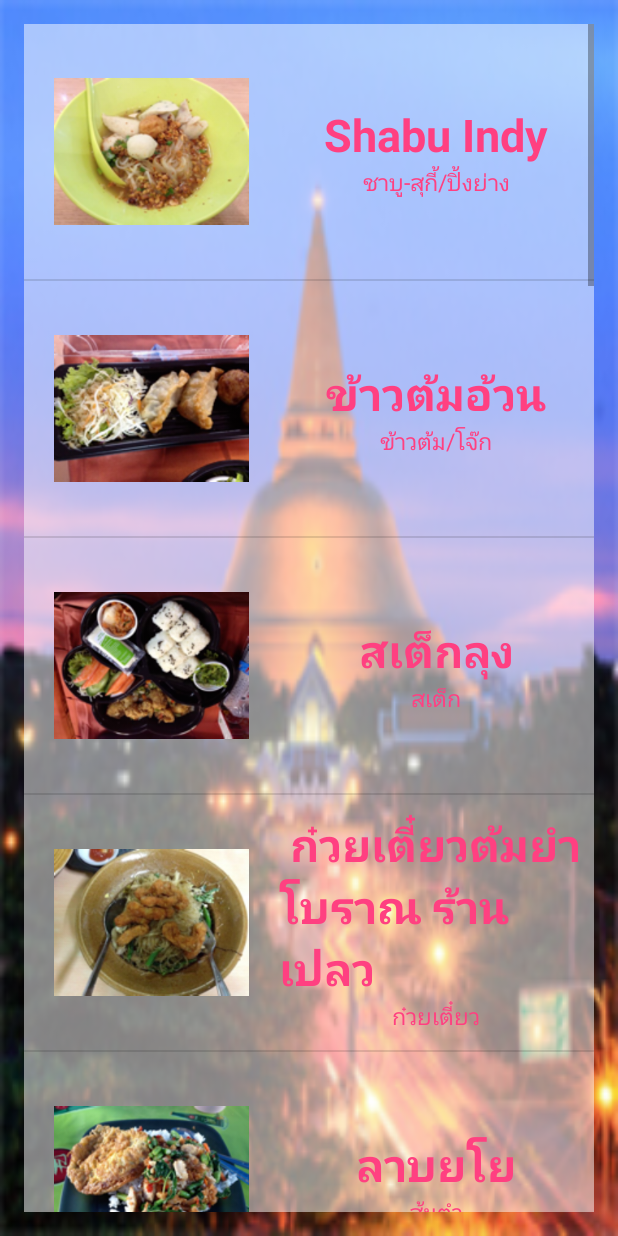
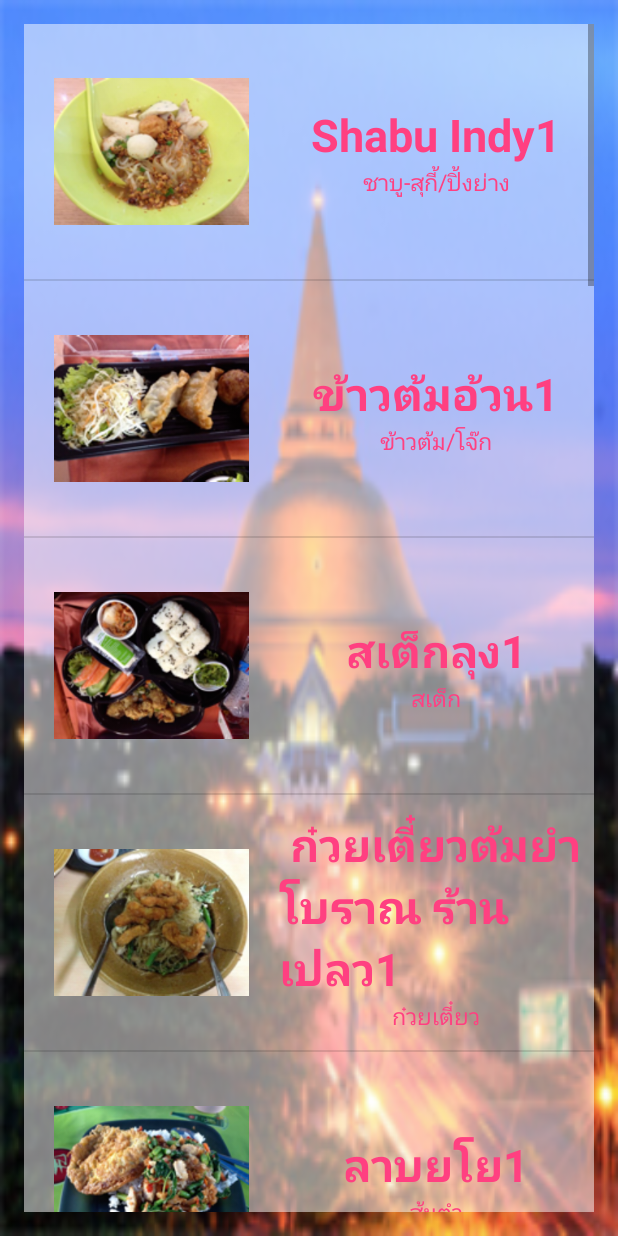
Before and after one commit to kamonchat/MumAroi, an Android app: the screen it shows after launch (RestaurList), after a tap on "แสดงร้านอาหาร", on a phone screen of 412 x 824 dp. Run offline under Robolectric (Android 15) with nearby library versions, the phone set to English and light mode, and no system bars.

Commit message:
update SQlife

```diff
--- a/app/src/main/java/npru/sangarun/kamonchat/mumaroi/MapsActivity.java
+++ b/app/src/main/java/npru/sangarun/kamonchat/mumaroi/MapsActivity.java
@@ -60,5 +60,12 @@
         //Create Center Map
         mMap.moveCamera(CameraUpdateFactory.newLatLngZoom(centerLatLng, 16));
 
+        //Create Marker for shop
+        mMap.addMarker(new MarkerOptions()
+        .position(centerLatLng)
+        .title(centerString));
+
+
+
     }   // onMapReady
 }   // Main Class
--- a/app/src/main/java/npru/sangarun/kamonchat/mumaroi/MyOpenHelper.java
+++ b/app/src/main/java/npru/sangarun/kamonchat/mumaroi/MyOpenHelper.java
@@ -34,27 +34,27 @@
         db.execSQL(CREATE_RESTAURANT_TABLE);
 
         String[] strCreate = new String[21];
-        strCreate[0] = "insert into restaurantTABLE VALUES (null,'ชาบู-สุกี้/ปิ้งย่าง', 'Shabu Indy', 0, 'Detail1', 'Potenial1', 13.80511, 100.0906 , 'Remark1' );";
-        strCreate[1] = "insert into restaurantTABLE VALUES (null,'ข้าวต้ม/โจ๊ก', 'ข้าวต้มอ้วน', 1, 'Detail1', 'Potenial1', 13.81635, 100.0508, 'Remark1' );";
-        strCreate[2] = "insert into restaurantTABLE VALUES (null,'สเต็ก', 'สเต็กลุง', 2, 'Detail1', 'Potenial1', 13.819525, 100.052181, 'Remark1' );";
-        strCreate[3] = "insert into restaurantTABLE VALUES (null,'ก๋วยเตี๋ยว', ' ก๋วยเตี๋ยวต้มยำโบราณ ร้านเปลว', 3, 'Detail1', 'Potenial1', 13.84055, 100.04308, 'Remark1' );";
-        strCreate[4] = "insert into restaurantTABLE VALUES (null,'ส้มตำ', 'ลาบยโย', 4, 'Detail1', 'Potenial1', 13.8196, 100.05339, 'Remark1' )";
-        strCreate[5] = "insert into restaurantTABLE VALUES (null,'เครื่องดื่ม/เบเกอรี่', 'Way Coffee', 5, 'Detail1', 'Potenial1', 13.81305, 100.04568, 'Remark1' );";
-        strCreate[6] = "insert into restaurantTABLE VALUES (null,'ซีฟู้ด', '888ซีฟู๊ต บุฟเฟ่ต์ ', 6, 'Detail1', 'Potenial1', 13.81268, 100.06603, 'Remark1' )";
-        strCreate[7] = "insert into restaurantTABLE VALUES (null,'ชาบู-สุกี้/ปิ้งย่าง', 'Shabu Indy', 7, 'Detail1', 'Potenial1', 13.80511, 100.0906 , 'Remark1' );";
-        strCreate[8] = "insert into restaurantTABLE VALUES (null,'ข้าวต้ม/โจ๊ก', 'ข้าวต้มอ้วน', 8, 'Detail1', 'Potenial1', 13.81635, 100.0508, 'Remark1' );";
-        strCreate[9] = "insert into restaurantTABLE VALUES (null,'สเต็ก', 'สเต็กลุง', 9, 'Detail1', 'Potenial1', 13.819525, 100.052181, 'Remark1' );";
-        strCreate[10] = "insert into restaurantTABLE VALUES (null,'ก๋วยเตี๋ยว', ' ก๋วยเตี๋ยวต้มยำโบราณ ร้านเปลว', 10, 'Detail1', 'Potenial1', 13.84055, 100.04308, 'Remark1' );";
-        strCreate[11] = "insert into restaurantTABLE VALUES (null,'ส้มตำ', 'ลาบยโย', 11, 'Detail1', 'Potenial1', 13.8196, 100.05339, 'Remark1' )";
-        strCreate[12] = "insert into restaurantTABLE VALUES (null,'เครื่องดื่ม/เบเกอรี่', 'Way Coffee', 12, 'Detail1', 'Potenial1', 13.81305, 100.04568, 'Remark1' );";
-        strCreate[13] = "insert into restaurantTABLE VALUES (null,'ซีฟู้ด', '888ซีฟู๊ต บุฟเฟ่ต์ ', 13, 'Detail1', 'Potenial1', 13.81268, 100.06603, 'Remark1' )";
-        strCreate[14] = "insert into restaurantTABLE VALUES (null,'ชาบู-สุกี้/ปิ้งย่าง', 'Shabu Indy', 14, 'Detail1', 'Potenial1', 13.80511, 100.0906 , 'Remark1' );";
-        strCreate[15] = "insert into restaurantTABLE VALUES (null,'ข้าวต้ม/โจ๊ก', 'ข้าวต้มอ้วน', 15, 'Detail1', 'Potenial1', 13.81635, 100.0508, 'Remark1' );";
-        strCreate[16] = "insert into restaurantTABLE VALUES (null,'สเต็ก', 'สเต็กลุง', 16, 'Detail1', 'Potenial1', 13.819525, 100.052181, 'Remark1' );";
-        strCreate[17] = "insert into restaurantTABLE VALUES (null,'ก๋วยเตี๋ยว', ' ก๋วยเตี๋ยวต้มยำโบราณ ร้านเปลว', 17, 'Detail1', 'Potenial1', 13.84055, 100.04308, 'Remark1' );";
-        strCreate[18] = "insert into restaurantTABLE VALUES (null,'ส้มตำ', 'ลาบยโย', 18, 'Detail1', 'Potenial1', 13.8196, 100.05339, 'Remark1' )";
-        strCreate[19] = "insert into restaurantTABLE VALUES (null,'เครื่องดื่ม/เบเกอรี่', 'Way Coffee', 19, 'Detail1', 'Potenial1', 13.81305, 100.04568, 'Remark1' );";
-        strCreate[20] = "insert into restaurantTABLE VALUES (null,'ซีฟู้ด', '888ซีฟู๊ต บุฟเฟ่ต์ ', 20, 'Detail1', 'Potenial1', 13.81268, 100.06603, 'Remark1' )";
+        strCreate[0] = "insert into restaurantTABLE VALUES (null,'ชาบู-สุกี้/ปิ้งย่าง', 'Shabu Indy1', 0, 'Detail1', 'Potenial1', 13.80511, 100.0906 , 'Remark1' );";
+        strCreate[1] = "insert into restaurantTABLE VALUES (null,'ข้าวต้ม/โจ๊ก', 'ข้าวต้มอ้วน1', 1, 'Detail1', 'Potenial1', 13.81635, 100.0508, 'Remark1' );";
+        strCreate[2] = "insert into restaurantTABLE VALUES (null,'สเต็ก', 'สเต็กลุง1', 2, 'Detail1', 'Potenial1', 13.819525, 100.052181, 'Remark1' );";
+        strCreate[3] = "insert into restaurantTABLE VALUES (null,'ก๋วยเตี๋ยว', ' ก๋วยเตี๋ยวต้มยำโบราณ ร้านเปลว1', 3, 'Detail1', 'Potenial1', 13.84055, 100.04308, 'Remark1' );";
+        strCreate[4] = "insert into restaurantTABLE VALUES (null,'ส้มตำ', 'ลาบยโย1', 4, 'Detail1', 'Potenial1', 13.8196, 100.05339, 'Remark1' )";
+        strCreate[5] = "insert into restaurantTABLE VALUES (null,'เครื่องดื่ม/เบเกอรี่', 'Way Coffee1', 5, 'Detail1', 'Potenial1', 13.81305, 100.04568, 'Remark1' );";
+        strCreate[6] = "insert into restaurantTABLE VALUES (null,'ซีฟู้ด', '888ซีฟู๊ต บุฟเฟ่ต์1', 6, 'Detail1', 'Potenial1', 13.81268, 100.06603, 'Remark1' )";
+        strCreate[7] = "insert into restaurantTABLE VALUES (null,'ชาบู-สุกี้/ปิ้งย่าง', 'Shabu Indy2', 7, 'Detail1', 'Potenial1', 13.80511, 100.0906 , 'Remark1' );";
+        strCreate[8] = "insert into restaurantTABLE VALUES (null,'ข้าวต้ม/โจ๊ก', 'ข้าวต้มอ้วน2', 8, 'Detail1', 'Potenial1', 13.81635, 100.0508, 'Remark1' );";
+        strCreate[9] = "insert into restaurantTABLE VALUES (null,'สเต็ก', 'สเต็กลุง2', 9, 'Detail1', 'Potenial1', 13.819525, 100.052181, 'Remark1' );";
+        strCreate[10] = "insert into restaurantTABLE VALUES (null,'ก๋วยเตี๋ยว', ' ก๋วยเตี๋ยวต้มยำโบราณ ร้านเปลว2', 10, 'Detail1', 'Potenial1', 13.84055, 100.04308, 'Remark1' );";
+        strCreate[11] = "insert into restaurantTABLE VALUES (null,'ส้มตำ', 'ลาบยโย2', 11, 'Detail1', 'Potenial1', 13.8196, 100.05339, 'Remark1' )";
+        strCreate[12] = "insert into restaurantTABLE VALUES (null,'เครื่องดื่ม/เบเกอรี่', 'Way Coffee2', 12, 'Detail1', 'Potenial1', 13.81305, 100.04568, 'Remark1' );";
+        strCreate[13] = "insert into restaurantTABLE VALUES (null,'ซีฟู้ด', '888ซีฟู๊ต บุฟเฟ่ต์2', 13, 'Detail1', 'Potenial1', 13.81268, 100.06603, 'Remark1' )";
+        strCreate[14] = "insert into restaurantTABLE VALUES (null,'ชาบู-สุกี้/ปิ้งย่าง', 'Shabu Indy3', 14, 'Detail1', 'Potenial1', 13.80511, 100.0906 , 'Remark1' );";
+        strCreate[15] = "insert into restaurantTABLE VALUES (null,'ข้าวต้ม/โจ๊ก', 'ข้าวต้มอ้วน3', 15, 'Detail1', 'Potenial1', 13.81635, 100.0508, 'Remark1' );";
+        strCreate[16] = "insert into restaurantTABLE VALUES (null,'สเต็ก', 'สเต็กลุง3', 16, 'Detail1', 'Potenial1', 13.819525, 100.052181, 'Remark1' );";
+        strCreate[17] = "insert into restaurantTABLE VALUES (null,'ก๋วยเตี๋ยว', ' ก๋วยเตี๋ยวต้มยำโบราณ ร้านเปลว3', 17, 'Detail1', 'Potenial1', 13.84055, 100.04308, 'Remark1' );";
+        strCreate[18] = "insert into restaurantTABLE VALUES (null,'ส้มตำ', 'ลาบยโย3', 18, 'Detail1', 'Potenial1', 13.8196, 100.05339, 'Remark1' )";
+        strCreate[19] = "insert into restaurantTABLE VALUES (null,'เครื่องดื่ม/เบเกอรี่', 'Way Coffee3', 19, 'Detail1', 'Potenial1', 13.81305, 100.04568, 'Remark1' );";
+        strCreate[20] = "insert into restaurantTABLE VALUES (null,'ซีฟู้ด', '888ซีฟู๊ต บุฟเฟ่ต์3 ', 20, 'Detail1', 'Potenial1', 13.81268, 100.06603, 'Remark1' )";
 
 
         int intTimes = 0;
```
